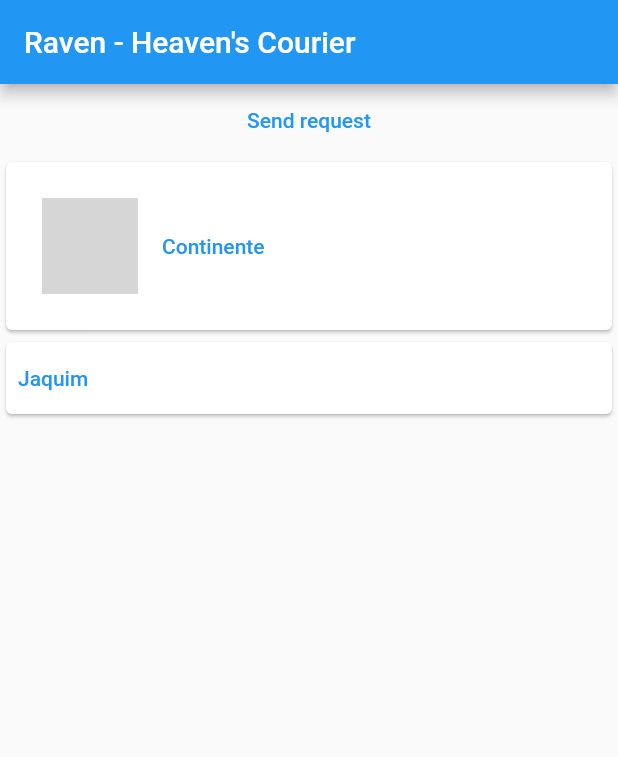
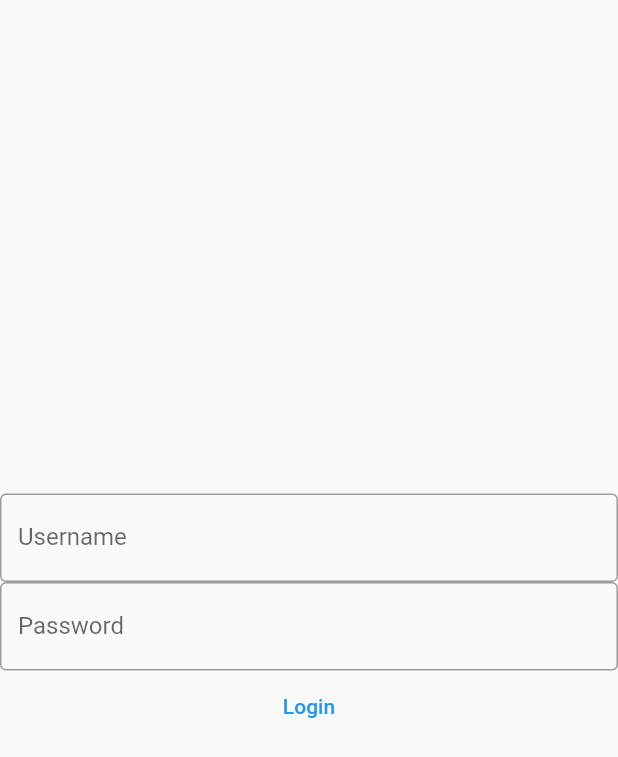
Before and after one commit to pedroalexribeiro/Hackathon-Shift2021, a Flutter app: the screen it shows after launch, on a phone screen of 412 x 824 dp. Shown: the top 757 px of the screen. Run offline on Flutter 3.47's test engine with Material 2 defaults, Android fonts, the light colour scheme and no system bars; grey boxes are pictures that could not be loaded.

Commit message:
Add login page

```diff
--- a/flutter/raven/lib/main.dart
+++ b/flutter/raven/lib/main.dart
@@ -1,7 +1,10 @@
 import 'package:flutter/material.dart';
+import 'package:raven/mr_manager.dart';
 import 'package:raven/views.dart';
 
 void main() {
+  MrManager mr = MrManager();
+
   runApp(MainApp());
 }
 
@@ -14,11 +17,10 @@
         primarySwatch: Colors.blue,
         visualDensity: VisualDensity.adaptivePlatformDensity,
       ),
-      initialRoute: '/shops',
+      initialRoute: '/login',
       routes: {
-        // When navigating to the "/" route, build the FirstScreen widget.
+        '/login': (context) => LoginView(),
         '/shops': (context) => ShopsView(),
-        // When navigating to the "/second" route, build the SecondScreen widget.
         '/items': (context) => ItemsView(),
         '/checkout': (context) => CheckoutView(),
       },
--- a/flutter/raven/lib/views.dart
+++ b/flutter/raven/lib/views.dart
@@ -3,6 +3,54 @@
 import 'package:raven/db_manager.dart';
 import 'package:raven/models.dart';
 import 'package:raven/partials.dart';
+
+class LoginView extends StatefulWidget {
+  LoginView({Key key});
+
+  _LoginView createState() => _LoginView();
+}
+
+class _LoginView extends State<LoginView> {
+
+  @override
+  Widget build(BuildContext context) {
+    return Scaffold(
+      body: Column(
+        mainAxisAlignment: MainAxisAlignment.center,
+        crossAxisAlignment: CrossAxisAlignment.center,
+        children: [
+
+          TextField(
+            decoration: InputDecoration(
+              border: OutlineInputBorder(),
+              labelText: 'Username',
+            ),
+          ),
+
+          TextField(
+            obscureText: true,
+            decoration: InputDecoration(
+              border: OutlineInputBorder(),
+              labelText: 'Password',
+            ),
+          ),
+
+          TextButton(
+            child: Text("Login"),
+            onPressed: () {
+              Navigator.pushNamed(
+                context,
+                '/shops',
+              );
+            },
+          )
+
+        ],
+      )
+    );
+  }
+
+}
 
 class ShopsView extends StatefulWidget {
   List<Enterprise> shops = [];
@@ -54,7 +102,8 @@
               },
             )
           ],
-        ));
+        )
+      );
   }
 
   void goToItems() {
@@ -138,7 +187,7 @@
   Widget build(BuildContext context) {
     return Scaffold(
         appBar: AppBar(
-          title: Text("Buy"),
+          title: Text("Cart"),
         ),
         body: Column(
           children: [
```
